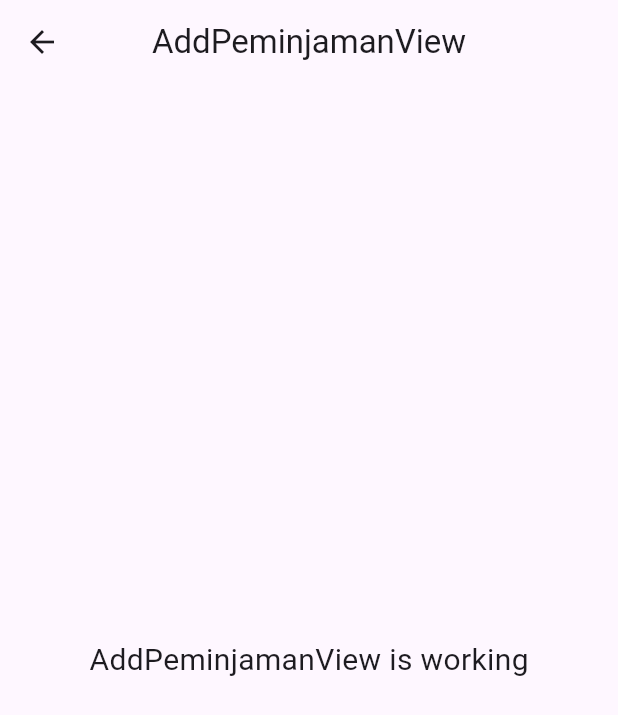
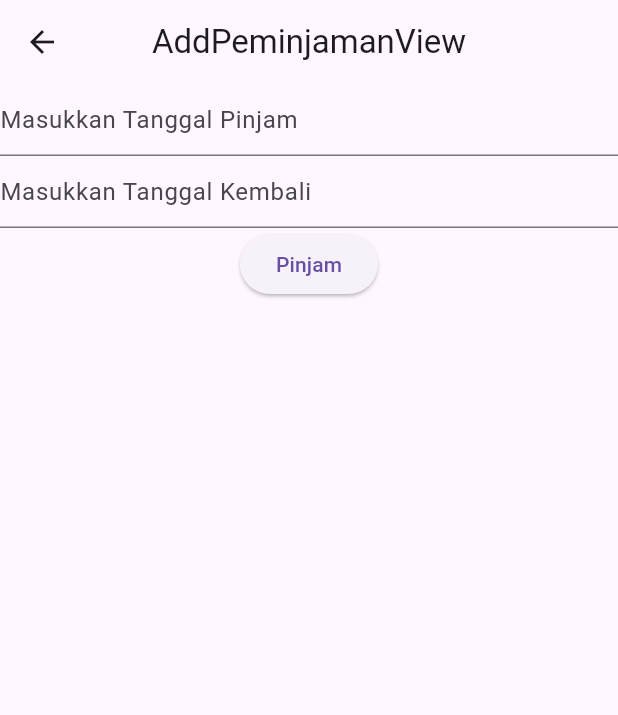
Before and after one commit to YohAns86/peminjam_perpustakaan_app, a Flutter app: the AddPeminjamanView screen opened by its route, on a phone screen of 412 x 824 dp. Shown: the top 715 px of the screen. Run offline on Flutter 3.47's test engine with Material 3 defaults, Android fonts, the phone set to English and light mode, and no system bars; our stand-ins replace dio, get, get_storage, pretty_dio_logger; accounts and stored records are empty.

Commit message:
menampilkan peminjam

```diff
--- a/lib/app/data/constant/endpoint.dart
+++ b/lib/app/data/constant/endpoint.dart
@@ -1,8 +1,10 @@
+import 'package:peminjam_perpustakaan_app/app/data/provider/storage_provider.dart';
+
 class Endpoint {
   static const String baseUrlApi = "https://api-perpustakaan.abadjayasenantiasa.com/api/v1/user/";
 
   static const String register = "${baseUrlApi}register";
   static const String login = "${baseUrlApi}login";
   static const String book = "${baseUrlApi}book";
-  static const String pinjam = "${baseUrlApi}pinjam";
+  static String pinjam = "${baseUrlApi}pinjam";
 }
--- a/lib/app/modules/add_peminjaman/views/add_peminjaman_view.dart
+++ b/lib/app/modules/add_peminjaman/views/add_peminjaman_view.dart
@@ -1,6 +1,8 @@
+import 'package:flutter/cupertino.dart';
 import 'package:flutter/material.dart';
 
 import 'package:get/get.dart';
+import 'package:peminjam_perpustakaan_app/app/routes/app_pages.dart';
 
 import '../controllers/add_peminjaman_controller.dart';
 
@@ -13,12 +15,35 @@ class AddPeminjamanView extends GetView<AddPeminjamanController> {
         title: const Text('AddPeminjamanView'),
         centerTitle: true,
       ),
-      body: const Center(
-        child: Text(
-          'AddPeminjamanView is working',
-          style: TextStyle(fontSize: 20),
-        ),
-      ),
+      body: Form(
+          key: controller.formKey,
+          child: Column(children: [
+            TextFormField(
+            controller: controller.tglpinjamController,
+            decoration: InputDecoration(hintText: "Masukkan Tanggal Pinjam"),
+            validator: (value) {
+              if (value!.isEmpty) {
+                return "Halaman harus diisi!";
+              }
+              return null;
+            },
+          ),
+          TextFormField(
+            controller: controller.tglkembaliController,
+            decoration: InputDecoration(hintText: "Masukkan Tanggal Kembali"),
+            validator: (value) {
+              if (value!.isEmpty) {
+                return "Halaman harus diisi";
+              }
+              return null;
+            },
+          ),
+          Obx(() =>
+      controller.loading.value?
+      CircularProgressIndicator():
+      ElevatedButton(onPressed: () => controller.post(), child: Text("Pinjam"))),
+    ])
+    )
     );
   }
 }
--- a/lib/app/modules/home/views/home_view.dart
+++ b/lib/app/modules/home/views/home_view.dart
@@ -20,7 +20,7 @@ class HomeView extends GetView<HomeController> {
               ElevatedButton(onPressed: ()=>Get.toNamed(Routes.BOOK),
                   child: Text("List Buku")),
 
-              ElevatedButton(onPressed: ()=>Get.toNamed(Routes.BOOK),
+              ElevatedButton(onPressed: ()=>Get.toNamed(Routes.PEMINJAMAN),
                   child: Text("List Peminjaman"))
             ],
           )
```
Also changed, not shown: lib/app/modules/add_peminjaman/controllers/add_peminjaman_controller.dart (+48 -0 lines), lib/app/modules/book/views/book_view.dart (+18 -10 lines), lib/app/modules/peminjaman/controllers/peminjaman_controller.dart (+38 -1 lines), lib/app/modules/peminjaman/views/peminjaman_view.dart (+13 -6 lines).
